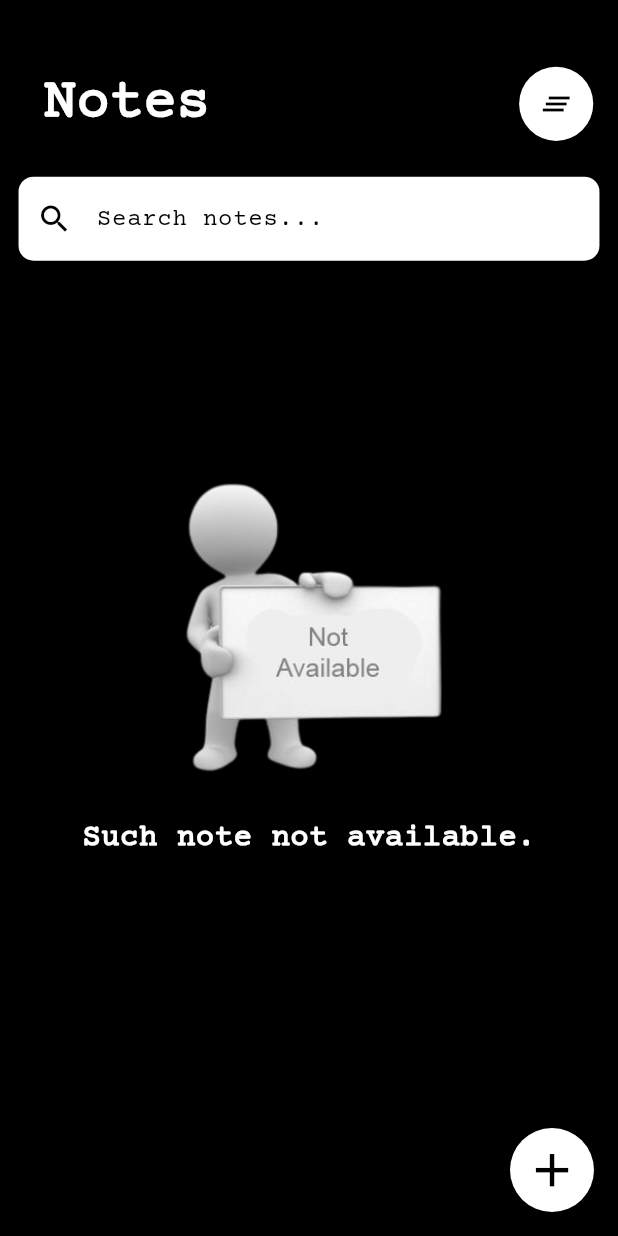
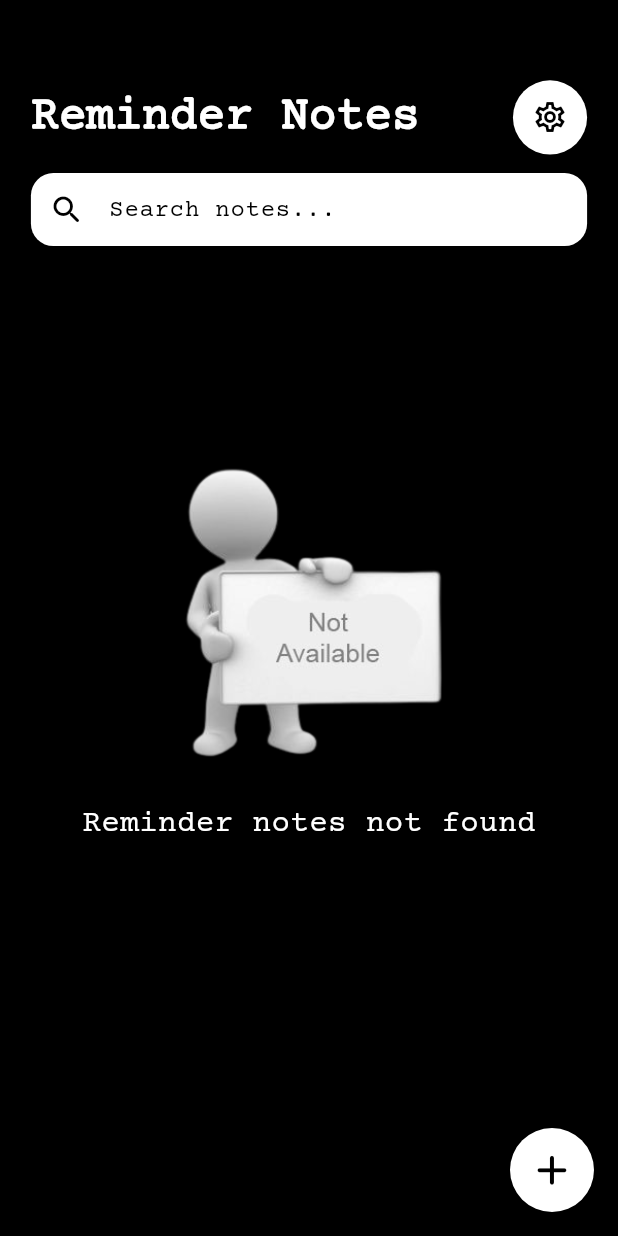
Before and after one commit to alisheraxmedov/Notes, a Flutter app: the screen it shows after launch, on a phone screen of 412 x 824 dp. Run offline on Flutter 3.47's test engine with Material 3 defaults, Android fonts, the phone set to English and light mode, and no system bars; our stand-ins replace easy_localization, flutter_local_notifications, get, get_storage, lottie, timezone.

Commit message:
UI improved

```diff
--- a/lib/notification/notification.dart
+++ b/lib/notification/notification.dart
@@ -2,7 +2,7 @@ import 'package:flutter_local_notifications/flutter_local_notifications.dart';
 import 'package:notes/const/colors.dart';
 import 'package:timezone/timezone.dart' as tz;
 import 'package:timezone/data/latest.dart' as tz;
-import 'package:flutter/material.dart';
+
 
 class NotificationService {
   static final FlutterLocalNotificationsPlugin flutterLocalNotificationsPlugin =
--- a/lib/screens/home.dart
+++ b/lib/screens/home.dart
@@ -64,10 +64,21 @@ class _HomeScreenState extends State<HomeScreen> {
       body: Obx(
         () {
           if (filteredNotesList.isEmpty) {
-            return Padding(
+            return Container(
+              decoration: BoxDecoration(
+                gradient: LinearGradient(
+                  begin: Alignment.topLeft,
+                  end: Alignment.bottomRight,
+                  colors: [
+                    Theme.of(context).colorScheme.primary,
+                    Theme.of(context).colorScheme.primary.withAlpha(125),
+                  ],
+                ),
+              ),
+              child: Padding(
                 padding: EdgeInsets.symmetric(
-                horizontal: width * 0.03,
-                vertical: width * 0.03,
+                  horizontal: width * 0.05,
+                  vertical: width * 0.05,
                 ),
                 child: Column(
                   mainAxisAlignment: MainAxisAlignment.start,
@@ -77,23 +88,22 @@ class _HomeScreenState extends State<HomeScreen> {
 //===============================================================================
                     Padding(
                       padding: EdgeInsets.only(
-                      left: width * 0.04,
-                      right: width * 0.01,
-                      top: width * 0.07,
-                      bottom: width * 0.02,
+                        top: width * 0.08,
+                        bottom: width * 0.03,
                       ),
                       child: Row(
                         mainAxisAlignment: MainAxisAlignment.spaceBetween,
+                        crossAxisAlignment: CrossAxisAlignment.center,
                         children: [
                           TextWidget(
                             width: width,
-                          text: "Notes",
-                          fontSize: width * 0.09,
-                          fontWeight: FontWeight.bold,
+                            text: "Reminder Notes",
+                            fontSize: width * 0.075,
+                            fontWeight: FontWeight.w600,
                             textColor: Theme.of(context).colorScheme.secondary,
                           ),
                           CircleContainer(
-                          icon: Icons.clear_all_sharp,
+                            icon: Icons.settings_outlined,
                             width: width,
                             color: Theme.of(context).colorScheme.secondary,
                             onPressed: () {
@@ -108,11 +118,15 @@ class _HomeScreenState extends State<HomeScreen> {
                         ],
                       ),
                     ),
-                  SizedBox(height: width * 0.03),
                     //===============================================================================
-                  //================================ SEARCH BAR ===================================
+//================================= SEARCH BAR ==================================
 //===============================================================================
-                  TextField(
+                    Container(
+                      decoration: BoxDecoration(
+                        color: Theme.of(context).colorScheme.secondary,
+                        borderRadius: BorderRadius.circular(15),
+                      ),
+                      child: TextField(
                         controller: searchController,
                         decoration: InputDecoration(
                           hintText: "Search notes...",
@@ -120,18 +134,14 @@ class _HomeScreenState extends State<HomeScreen> {
                             color: Theme.of(context).colorScheme.primary,
                             fontFamily: "Courier",
                           ),
-                      filled: true,
-                      fillColor: Theme.of(context).colorScheme.secondary,
-                      border: OutlineInputBorder(
-                        borderRadius: BorderRadius.circular(10),
-                        borderSide: BorderSide.none,
-                      ),
+                          border: InputBorder.none,
                           prefixIcon: Icon(
-                        Icons.search,
+                            Icons.search_rounded,
                             color: Theme.of(context).colorScheme.surfaceDim,
                           ),
-                      prefixStyle: TextStyle(
-                        color: Theme.of(context).colorScheme.surfaceDim,
+                          contentPadding: EdgeInsets.symmetric(
+                            horizontal: width * 0.04,
+                            vertical: width * 0.03,
                           ),
                         ),
                         style: TextStyle(
@@ -139,39 +149,49 @@ class _HomeScreenState extends State<HomeScreen> {
                           fontFamily: "Courier",
                         ),
                       ),
+                    ),
                     SizedBox(height: width * 0.35),
                     Container(
                       alignment: Alignment.center,
                       height: width * 0.5,
                       width: width * 0.5,
-                    decoration: const BoxDecoration(
-                      image: DecorationImage(
+                      decoration: BoxDecoration(
+                        image: const DecorationImage(
                           fit: BoxFit.cover,
                           image: AssetImage("assets/icons/not-available.png"),
                         ),
+                        borderRadius: BorderRadius.circular(20),
                       ),
                     ),
                     SizedBox(height: width * 0.05),
                     Center(
                       child: Text(
-                      "Such note not available.",
+                        "Reminder notes not found",
                         style: TextStyle(
                           fontSize: width * 0.05,
-                        color: Theme.of(context).colorScheme.onSecondary,
-                        fontWeight: FontWeight.bold,
+                          color: Theme.of(context).colorScheme.secondary,
+                          fontWeight: FontWeight.w500,
                         ),
                       ),
                     ),
                   ],
                 ),
+              ),
             );
           }
           return Container(
             decoration: BoxDecoration(
-              color: Theme.of(context).colorScheme.primary,
+              gradient: LinearGradient(
+                begin: Alignment.topLeft,
+                end: Alignment.bottomRight,
+                colors: [
+                  Theme.of(context).colorScheme.primary,
+                  Theme.of(context).colorScheme.primary.withAlpha(125),
+                ],
+              ),
             ),
             child: Padding(
-              padding: EdgeInsets.all(width * 0.03),
+              padding: EdgeInsets.all(width * 0.05),
               child: Column(
                 children: [
 //===============================================================================
@@ -179,23 +199,21 @@ class _HomeScreenState extends State<HomeScreen> {
 //===============================================================================
                   Padding(
                     padding: EdgeInsets.only(
-                      left: width * 0.04,
-                      right: width * 0.01,
                       top: width * 0.07,
-                      bottom: width * 0.02,
+                      bottom: width * 0.03,
                     ),
                     child: Row(
                       mainAxisAlignment: MainAxisAlignment.spaceBetween,
                       children: [
                         TextWidget(
                           width: width,
-                          text: "Notes",
-                          fontSize: width * 0.09,
-                          fontWeight: FontWeight.bold,
+                          text: "Reminder Notes",
+                          fontSize: width * 0.075,
+                          fontWeight: FontWeight.w600,
                           textColor: Theme.of(context).colorScheme.secondary,
                         ),
                         CircleContainer(
-                          icon: Icons.clear_all_sharp,
+                          icon: Icons.settings_outlined,
                           width: width,
                           color: Theme.of(context).colorScheme.secondary,
                           onPressed: () {
@@ -210,11 +228,15 @@ class _HomeScreenState extends State<HomeScreen> {
                       ],
                     ),
                   ),
-
 //===============================================================================
-//================================ SEARCH BAR ===================================
+//================================= SEARCH BAR ==================================
 //===============================================================================
-                  TextField(
+                  Container(
+                    decoration: BoxDecoration(
+                      color: Theme.of(context).colorScheme.secondary,
+                      borderRadius: BorderRadius.circular(15),
+                    ),
+                    child: TextField(
                       controller: searchController,
                       decoration: InputDecoration(
                         hintText: "Search notes...",
@@ -222,15 +244,14 @@ class _HomeScreenState extends State<HomeScreen> {
                           color: Theme.of(context).colorScheme.primary,
                           fontFamily: "Courier",
                         ),
-                      filled: true,
-                      fillColor: Theme.of(context).colorScheme.secondary,
-                      border: OutlineInputBorder(
-                        borderRadius: BorderRadius.circular(10),
-                        borderSide: BorderSide.none,
+                        border: InputBorder.none,
+                        prefixIcon: Icon(
+                          Icons.search_rounded,
+                          color: Theme.of(context).colorScheme.surfaceDim,
                         ),
-                      prefixIcon: Icon(
-                        Icons.search,
-                        color: Theme.of(context).colorScheme.surfaceDim,
+                        contentPadding: EdgeInsets.symmetric(
+                          horizontal: width * 0.04,
+                          vertical: width * 0.03,
                         ),
                       ),
                       style: TextStyle(
@@ -238,19 +259,20 @@ class _HomeScreenState extends State<HomeScreen> {
                         fontFamily: "Courier",
                       ),
                     ),
+                  ),
+
 //===============================================================================
-//================================ NOTES CARD ===================================
+//================================= NOTES LIST ==================================
 //===============================================================================
-                  Obx(
-                    () {
-                      return Expanded(
+                  Expanded(
                     child: ListView.builder(
                       itemCount: filteredNotesList.length,
                       itemBuilder: (context, index) {
-                            // Teskari tartibdagi indexni hisoblash
                         final reversedIndex =
                             filteredNotesList.length - 1 - index;
-                            return NoteCard(
+                        return Padding(
+                          padding: EdgeInsets.only(bottom: width * 0.03),
+                          child: NoteCard(
                             index: reversedIndex,
                             width: width,
                             title: filteredNotesList[reversedIndex]['title'],
@@ -260,16 +282,14 @@ class _HomeScreenState extends State<HomeScreen> {
                                 "Edited: ${filteredNotesList[reversedIndex]['date']} ${filteredNotesList[reversedIndex]['time']}",
                             color: ItemsColor.itemsColor[
                                 reversedIndex % ItemsColor.itemsColor.length],
-                              reTime: filteredNotesList[reversedIndex]
-                                          ['nDate'] ==
+                            reTime: filteredNotesList[reversedIndex]['nDate'] ==
                                     "Date"
-                                  ? "Reminder time: Unspecified"
+                                ? "Reminder time: Not specified"
                                 : "Reminder time: ${filteredNotesList[reversedIndex]['nDate']} ${filteredNotesList[reversedIndex]['nTime']}",
+                          ),
                         );
                       },
                     ),
-                      );
-                    },
                   ),
                 ],
               ),
@@ -277,9 +297,6 @@ class _HomeScreenState extends State<HomeScreen> {
           );
         },
       ),
-//===============================================================================
-//=============================== ADD NOTE BTN ==================================
-//===============================================================================
       floatingActionButton: FloatingActionButton(
         shape: const CircleBorder(),
         backgroundColor: Theme.of(context).colorScheme.secondary,
@@ -298,8 +315,8 @@ class _HomeScreenState extends State<HomeScreen> {
           themeController.initialDateTime();
         },
         child: Icon(
-          Icons.add,
-          size: width * 0.09,
+          Icons.add_rounded,
+          size: width * 0.08,
           color: Theme.of(context).iconTheme.color,
         ),
       ),
--- a/pubspec.yaml
+++ b/pubspec.yaml
@@ -20,6 +20,7 @@ dependencies:
   timezone: ^0.9.4
   lottie: ^3.1.3
   easy_localization: ^3.0.7
+  # workmanager: ^0.5.1
 
 dev_dependencies:
   flutter_test:
```
Also changed, not shown: lib/screens/add_note.dart (line endings or trailing spaces), 4 other files. Lines whose indentation alone changed are shown as unchanged.
